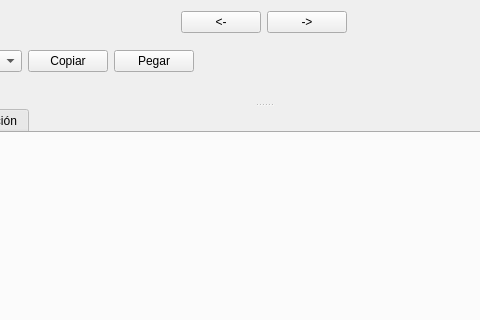
The window that interfazobra.ui (exodehm/SDMed) describes before a commit, drawn with Qt 5; both pictures show x 144 to 624 and y 0 to 320 of the 815 by 562 pixel window.
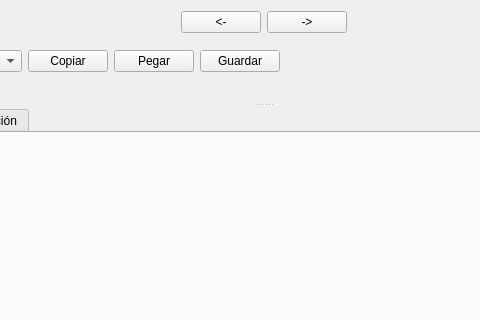
The same window after the commit. Custom widgets are drawn as their Qt base class.

What changed in the file:
```diff
--- a/interfazobra.ui
+++ b/interfazobra.ui
@@ -110,6 +110,13 @@
              </property>
             </widget>
            </item>
+           <item>
+            <widget class="QPushButton" name="botonGuardar">
+             <property name="text">
+              <string>Guardar</string>
+             </property>
+            </widget>
+           </item>
            <item>
             <spacer name="horizontalSpacer">
              <property name="orientation">
```
